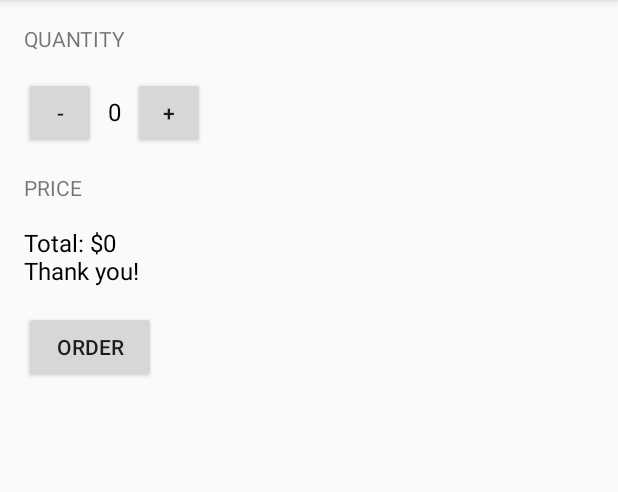
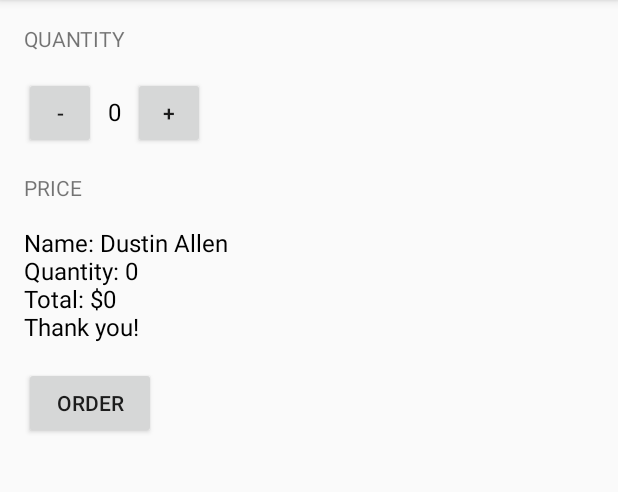
Before and after one commit to allenacity/JavaTheHutt, an Android app: the screen it shows after launch (MainActivity), after a tap on "ORDER", on a phone screen of 412 x 824 dp, the part 84-576 px from its top. Run offline under Robolectric (Android 15) with nearby library versions, the phone set to English and light mode, and no system bars.

Commit message:
Adding methods createOrderSummary and calculatePrice.

```diff
--- a/app/src/main/java/com/example/android/javathehutt/MainActivity.java
+++ b/app/src/main/java/com/example/android/javathehutt/MainActivity.java
@@ -27,7 +27,7 @@ import java.text.NumberFormat;
 public class MainActivity extends AppCompatActivity {
 
     int quantity = 0;
-    String test = "poomp";
+
 
     @Override
     protected void onCreate(Bundle savedInstanceState) {
@@ -40,9 +40,29 @@ public class MainActivity extends AppCompatActivity {
      * This method is called when the order button is clicked.
      */
     public void submitOrder(View view) {
+        int price = calculatePrice();
+        String priceMessage = createOrderSummary();
+        displayMessage(priceMessage);
+    }
+
+    /**
+     * Calculates the price of the order.
+     */
+    private int calculatePrice() {
         int price = quantity * 5;
-        String priceMessage = "Total: $" + price + "\nThank you!";
-        displayMessage(priceMessage);
+        return price;
+    }
+
+    /**
+     * Creates a summary of the order.
+     *
+     * @return text summary
+     */
+    private String createOrderSummary(){
+        int total = calculatePrice();
+        String orderSummary = "Name: Dustin Allen \nQuantity: " + quantity + "\nTotal: $" + total + "\nThank you!";
+        return orderSummary;
+
     }
 
     /**
--- a/app/src/main/res/layout/activity_main.xml
+++ b/app/src/main/res/layout/activity_main.xml
@@ -6,7 +6,7 @@
     android:layout_height="match_parent"
     android:orientation="vertical"
     android:padding="16dp"
-    tools:context="com.example.dallen.justjava.MainActivity">
+    tools:context="com.example.android.javathehutt.MainActivity">
 
     <TextView
         android:layout_width="wrap_content"
```
